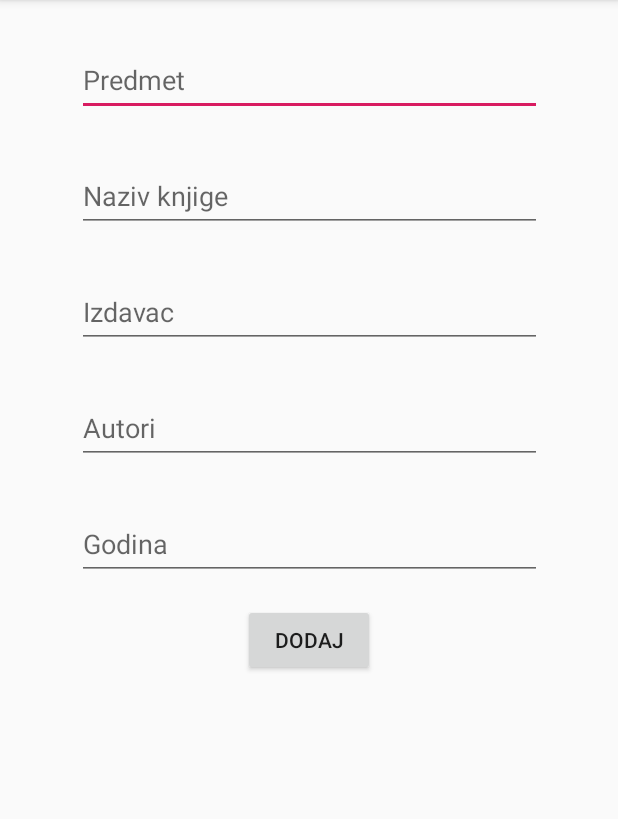
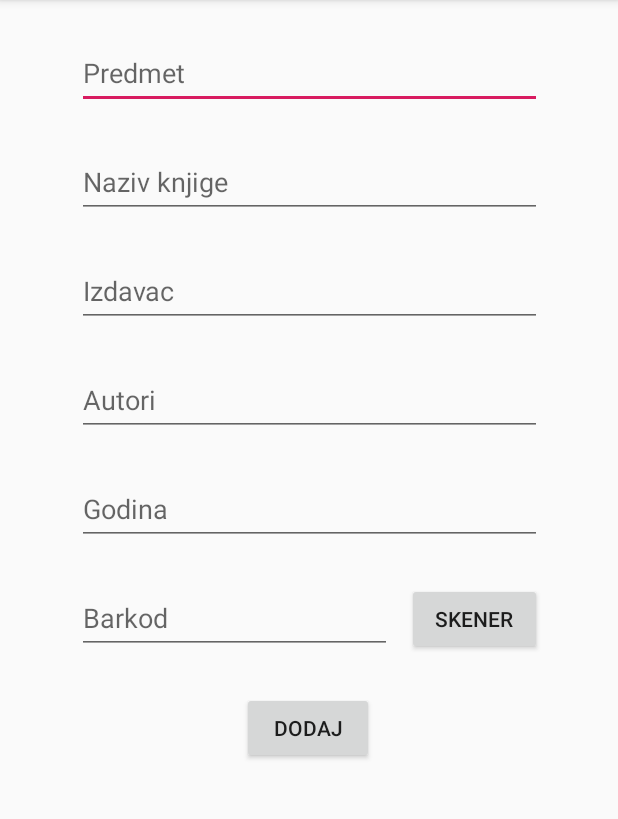
Before and after one commit to papa/Book_App_MTS_2019, an Android app: the NovaVrstaKnjigeActivity screen opened directly, with no data from a screen before it, on a phone screen of 412 x 824 dp, the part 84-903 px from its top. Run offline under Robolectric (Android 15) with nearby library versions, the light colour scheme and no system bars; our stand-ins replace Firebase (no records; nobody signed in at launch, a user with empty details on screens opened directly); libraries missing offline, so code that uses them is left out: com.ivan200.photobarcodelib.

Commit message:
barkod skener radi 100%

```diff
--- a/app/build.gradle
+++ b/app/build.gradle
@@ -16,6 +16,10 @@ android {
             minifyEnabled false
             proguardFiles getDefaultProguardFile('proguard-android-optimize.txt'), 'proguard-rules.pro'
         }
+    }
+    compileOptions {
+        sourceCompatibility = 1.8
+        targetCompatibility = 1.8
     }
 }
 apply plugin: 'com.android.application'
@@ -44,6 +48,6 @@ dependencies {
     implementation 'de.hdodenhof:circleimageview:3.0.0'
 
     implementation 'com.github.bumptech.glide:glide:3.7.0'
-
+    implementation 'com.github.ivan200:PhotoBarcode:1.1.1'
 }
 apply plugin: 'com.google.gms.google-services'
--- a/app/src/main/java/com/example/bookapp/NovaVrstaKnjigeActivity.java
+++ b/app/src/main/java/com/example/bookapp/NovaVrstaKnjigeActivity.java
@@ -19,6 +19,7 @@ import android.widget.Toast;
 import com.example.bookapp.Klase.Knjiga;
 import com.google.android.gms.tasks.OnFailureListener;
 import com.google.android.gms.tasks.OnSuccessListener;
+import com.google.android.gms.vision.barcode.Barcode;
 import com.google.firebase.auth.FirebaseAuth;
 import com.google.firebase.auth.FirebaseUser;
 import com.google.firebase.database.DatabaseReference;
@@ -26,14 +27,16 @@ import com.google.firebase.database.FirebaseDatabase;
 import com.google.firebase.storage.FirebaseStorage;
 import com.google.firebase.storage.StorageReference;
 import com.google.firebase.storage.UploadTask;
+import com.ivan200.photobarcodelib.PhotoBarcodeScanner;
+import com.ivan200.photobarcodelib.PhotoBarcodeScannerBuilder;
 
 import java.util.ArrayList;
 import java.util.Arrays;
 
 public class NovaVrstaKnjigeActivity extends AppCompatActivity {
 
-    private EditText predmetText,nazivText,autoriText,izdavacText,godinaIzdanjaText;
-    private Button dodaj;
+    private EditText predmetText,nazivText,autoriText,izdavacText,godinaIzdanjaText,barkodText;
+    private Button dodaj, skener;
     private String idKnjiga;
 
 
@@ -65,13 +68,27 @@ public class NovaVrstaKnjigeActivity extends AppCompatActivity {
                 }
             }
         });
+        skener.setOnClickListener(new View.OnClickListener() {
+            @Override
+            public void onClick(View v) {
+                takeBarcode();
+            }
+        });
     }
-
+    private void takeBarcode() {
+        PhotoBarcodeScanner photoBarcodeScanner = new PhotoBarcodeScannerBuilder(this)
+                .withCenterTracker(true)
+                .withResultListener((Barcode barcode) -> {
+                    barkodText.setText(barcode.rawValue);
+                })
+                .build();
+        photoBarcodeScanner.start();
+    }
     private void dodajVrstu()
     {
         DatabaseReference dbRef = FirebaseDatabase.getInstance().getReference("Knjige");
         idKnjiga = dbRef.push().getKey();
-        Knjiga novaKnjigaZaUpload = new Knjiga(idKnjiga, predmetText.getText().toString(), nazivText.getText().toString(), izdavacText.getText().toString(), Integer.parseInt(godinaIzdanjaText.getText().toString()), new ArrayList<String>(Arrays.asList(autoriText.getText().toString().split(","))));
+        Knjiga novaKnjigaZaUpload = new Knjiga(idKnjiga, predmetText.getText().toString(), nazivText.getText().toString(), izdavacText.getText().toString(), Integer.parseInt(godinaIzdanjaText.getText().toString()), new ArrayList<String>(Arrays.asList(autoriText.getText().toString().split(","))),barkodText.getText().toString());
         dbRef.child(idKnjiga).setValue(novaKnjigaZaUpload)
                 .addOnSuccessListener(new OnSuccessListener<Void>() {
                     @Override
@@ -99,7 +116,9 @@ public class NovaVrstaKnjigeActivity extends AppCompatActivity {
         autoriText = findViewById(R.id.EditTextAutori);
         izdavacText = findViewById(R.id.EditTextIzdavac);
         godinaIzdanjaText = findViewById(R.id.EditTextGodina);
+        barkodText = findViewById(R.id.EditTextBarkod);
         dodaj = findViewById(R.id.GotovaKnjiga);
+        skener = findViewById(R.id.barkodSkenerDodavanje);
     }
 
     private boolean proveri()
@@ -116,6 +135,9 @@ public class NovaVrstaKnjigeActivity extends AppCompatActivity {
         else if(autoriText.getText().toString().isEmpty()) {
             Toast.makeText(NovaVrstaKnjigeActivity.this, "Unesi autore", Toast.LENGTH_SHORT).show();
         }
+        else if(barkodText.getText().toString().isEmpty()){
+            Toast.makeText(NovaVrstaKnjigeActivity.this, "Unesi barkod", Toast.LENGTH_SHORT).show();
+        }
         else if(godinaIzdanjaText.getText().toString().isEmpty()) {
             Toast.makeText(NovaVrstaKnjigeActivity.this, "Unesi godinu", Toast.LENGTH_SHORT).show();
         }
--- a/app/src/main/res/layout/activity_nova_vrsta_knjige.xml
+++ b/app/src/main/res/layout/activity_nova_vrsta_knjige.xml
@@ -10,7 +10,7 @@
         android:id="@+id/EditTextPredmet"
         android:layout_width="310dp"
         android:layout_height="47dp"
-        android:layout_marginTop="30dp"
+        android:layout_marginTop="25dp"
         android:hint="Predmet"
         app:layout_constraintEnd_toEndOf="parent"
         app:layout_constraintHorizontal_bias="0.5"
@@ -21,7 +21,7 @@
         android:id="@+id/EditTextNazivKnjige"
         android:layout_width="310dp"
         android:layout_height="47dp"
-        android:layout_marginTop="30dp"
+        android:layout_marginTop="25dp"
         android:hint="Naziv knjige"
         app:layout_constraintEnd_toEndOf="parent"
         app:layout_constraintHorizontal_bias="0.5"
@@ -32,7 +32,7 @@
         android:id="@+id/EditTextIzdavac"
         android:layout_width="310dp"
         android:layout_height="47dp"
-        android:layout_marginTop="30dp"
+        android:layout_marginTop="25dp"
         android:hint="Izdavac"
         app:layout_constraintEnd_toEndOf="parent"
         app:layout_constraintHorizontal_bias="0.5"
@@ -43,7 +43,7 @@
         android:id="@+id/EditTextAutori"
         android:layout_width="310dp"
         android:layout_height="47dp"
-        android:layout_marginTop="30dp"
+        android:layout_marginTop="25dp"
         android:hint="Autori"
         app:layout_constraintEnd_toEndOf="parent"
         app:layout_constraintHorizontal_bias="0.5"
@@ -54,7 +54,7 @@
         android:id="@+id/EditTextGodina"
         android:layout_width="310dp"
         android:layout_height="47dp"
-        android:layout_marginTop="30dp"
+        android:layout_marginTop="25dp"
         android:hint="Godina"
         android:inputType="number"
         app:layout_constraintEnd_toEndOf="parent"
@@ -62,15 +62,36 @@
         app:layout_constraintStart_toStartOf="parent"
         app:layout_constraintTop_toBottomOf="@+id/EditTextAutori" />
 
+    <EditText
+        android:id="@+id/EditTextBarkod"
+        android:layout_width="210dp"
+        android:layout_height="47dp"
+        android:layout_marginTop="25dp"
+        android:hint="Barkod"
+        app:layout_constraintEnd_toEndOf="parent"
+        app:layout_constraintHorizontal_bias="0.253"
+        app:layout_constraintStart_toStartOf="parent"
+        app:layout_constraintTop_toBottomOf="@+id/EditTextGodina" />
+
     <Button
         android:id="@+id/GotovaKnjiga"
         android:layout_width="wrap_content"
         android:layout_height="wrap_content"
-        android:layout_marginTop="16dp"
+        android:layout_marginTop="25dp"
         android:text="Dodaj"
         app:layout_constraintEnd_toEndOf="parent"
-        app:layout_constraintHorizontal_bias="0.5"
+        app:layout_constraintHorizontal_bias="0.498"
         app:layout_constraintStart_toStartOf="parent"
+        app:layout_constraintTop_toBottomOf="@+id/EditTextBarkod" />
+
+    <Button
+        android:id="@+id/barkodSkenerDodavanje"
+        android:layout_width="90dp"
+        android:layout_height="wrap_content"
+        android:layout_marginStart="10dp"
+        android:layout_marginTop="25dp"
+        android:text="Skener"
+        app:layout_constraintStart_toEndOf="@+id/EditTextBarkod"
         app:layout_constraintTop_toBottomOf="@+id/EditTextGodina" />
 
 </androidx.constraintlayout.widget.ConstraintLayout>
--- a/build.gradle
+++ b/build.gradle
@@ -19,7 +19,7 @@ allprojects {
     repositories {
         google()
         jcenter()
-
+        maven { url "https://jitpack.io" }
     }
 }
 
```
Also changed, not shown: app/src/main/java/com/example/bookapp/Fragmenti/FragmentProfil.java (+4 -4 lines), app/src/main/java/com/example/bookapp/Klase/Knjiga.java (+7 -1 lines), app/src/main/java/com/example/bookapp/KnjigaDodavanjeActivity.java (+30 -2 lines), app/src/main/res/layout/activity_knjiga_dodavanje.xml (+16 -4 lines).
